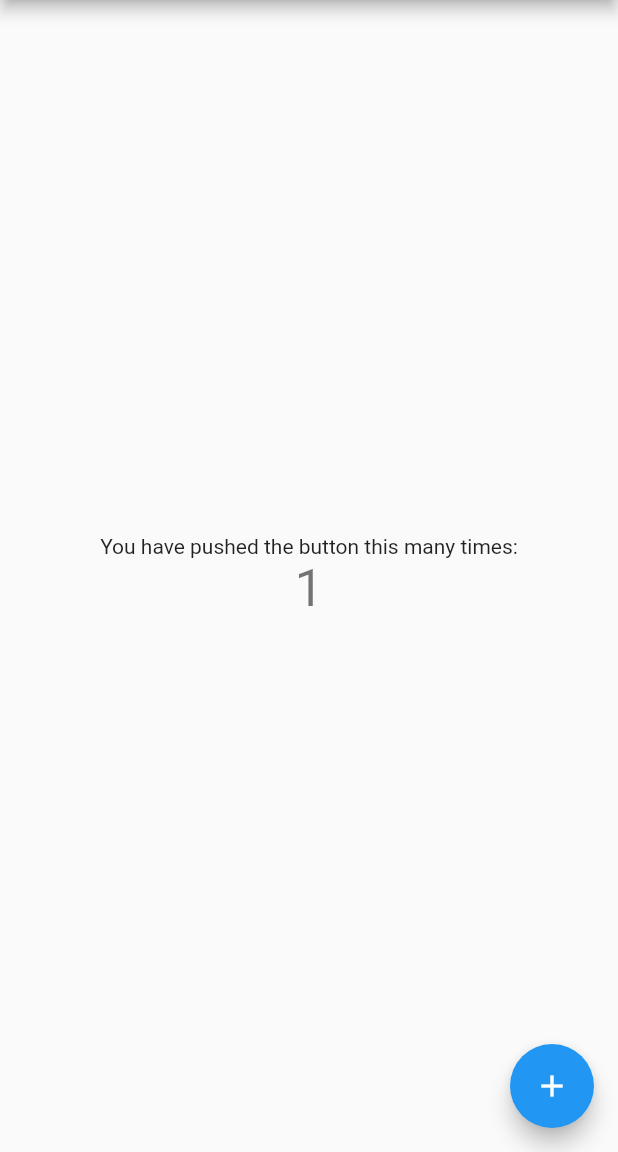
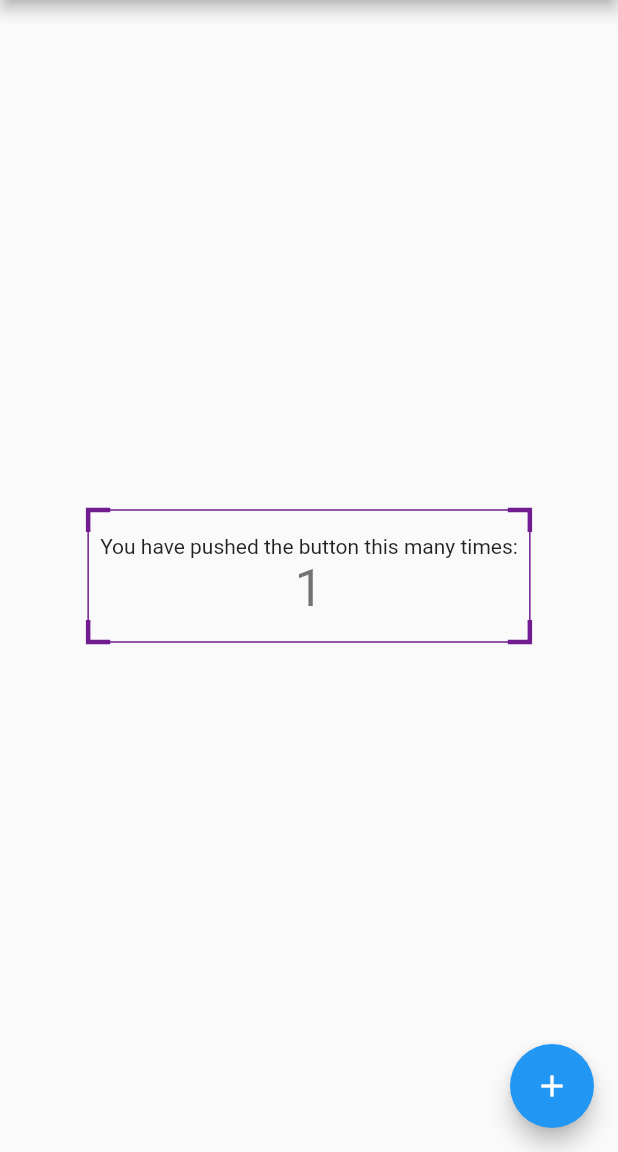
Before and after one commit to leoafarias/optr, a Flutter app: the screen it shows after launch, after a tap on the "add" icon, on a phone screen of 412 x 824 dp, the part 84-1236 px from its top. Run offline on Flutter 3.47's test engine with Material 2 defaults, Android fonts, the phone set to English and light mode, and no system bars; our stand-ins replace simple_animations; missing offline and left inert: soundpool.

Commit message:
Frame component initial implementation
also added SoundEffect

```diff
--- /dev/null
+++ b/analysis_options.yaml
@@ -0,0 +1,9 @@
+include: package:pedantic/analysis_options.yaml
+analyzer:
+  exclude:
+    # Ignore generated files
+    - "**/*.g.dart"
+    - "lib/src/generated/*.dart"
+linter:
+  rules:
+    # - public_member_api_docs
--- /dev/null
+++ b/lib/components/frame.dart
@@ -0,0 +1,176 @@
+import 'package:flutter/material.dart';
+import 'package:optr/helpers/sound_effect.dart';
+import 'package:simple_animations/simple_animations.dart';
+
+class Frame extends StatefulWidget {
+  final Color color;
+  final double lineStrokeWidth;
+  final double cornerStrokeWidth;
+  final double cornerLengthRatio;
+  final Widget child;
+
+  const Frame({
+    Key key,
+    this.color,
+    this.lineStrokeWidth = 1.0,
+    this.cornerStrokeWidth = 3.0,
+    this.cornerLengthRatio = 0.15,
+    this.child,
+  }) : super(key: key);
+
+  @override
+  _FrameState createState() => _FrameState();
+}
+
+class _FrameState extends State<Frame> {
+  @override
+  void initState() {
+    super.initState();
+
+    SoundEffect.play(SoundEffect.deploy);
+  }
+
+  @override
+  Widget build(BuildContext context) {
+    return PlayAnimation<double>(
+      child: widget.child,
+      curve: Curves.fastOutSlowIn,
+      tween: Tween<double>(begin: 0.0, end: 1.0),
+      duration: const Duration(milliseconds: 800),
+      builder: (context, child, value) {
+        return CustomPaint(
+          child: child,
+          painter: _ShapePainter(
+            step: value,
+            lineStrokeWidth: widget.lineStrokeWidth,
+            cornerStrokeWidth: widget.cornerStrokeWidth,
+            cornerLengthRatio: widget.cornerLengthRatio,
+            color: widget.color ?? Theme.of(context).primaryColor,
+          ),
+        );
+      },
+    );
+  }
+}
+
+class _ShapePainter extends CustomPainter {
+  final double step;
+  final Color color;
+  final double lineStrokeWidth;
+  final double cornerStrokeWidth;
+  final double cornerLengthRatio;
+
+  const _ShapePainter({
+    @required this.color,
+    @required this.lineStrokeWidth,
+    @required this.cornerStrokeWidth,
+    @required this.cornerLengthRatio,
+    this.step = 1.0,
+  });
+
+  @override
+  void paint(Canvas canvas, Size size) {
+    _drawRect(canvas, size);
+    _drawCorners(canvas, size);
+  }
+
+  @override
+  bool shouldRepaint(CustomPainter oldDelegate) {
+    return true;
+  }
+
+  void _drawRect(Canvas canvas, Size size) {
+    final paint = Paint()
+      ..color = color.withOpacity(step)
+      ..strokeWidth = lineStrokeWidth
+      ..style = PaintingStyle.stroke
+      ..strokeCap = StrokeCap.square;
+
+    canvas.drawPath(_topPath(size), paint);
+    canvas.drawPath(_rightPath(size), paint);
+    canvas.drawPath(_bottomPath(size), paint);
+    canvas.drawPath(_leftPath(size), paint);
+  }
+
+  Path _topPath(Size size) {
+    final start = Tween<double>(begin: size.width / 2, end: 0.0);
+    final length = Tween<double>(begin: size.width / 2, end: size.width);
+
+    final path = Path();
+    path.moveTo(start.transform(step), 0.0);
+    path.lineTo(length.transform(step), 0.0);
+
+    return path;
+  }
+
+  Path _rightPath(Size size) {
+    final start = Tween<double>(begin: size.height / 2, end: 0.0);
+    final length = Tween<double>(begin: size.height / 2, end: size.height);
+
+    final path = Path();
+    path.moveTo(size.width, start.transform(step));
+    path.lineTo(size.width, length.transform(step));
+
+    return path;
+  }
+
+  Path _bottomPath(Size size) {
+    final start = Tween<double>(begin: size.width / 2, end: 0.0);
+    final length = Tween<double>(begin: size.width / 2, end: size.width);
+
+    final path = Path();
+    path.moveTo(start.transform(step), size.height);
+    path.lineTo(length.transform(step), size.height);
+
+    return path;
+  }
+
+  Path _leftPath(Size size) {
+    final start = Tween<double>(begin: size.height / 2, end: 0.0);
+    final length = Tween<double>(begin: size.height / 2, end: size.height);
+
+    final path = Path();
+    path.moveTo(0.0, start.transform(step));
+    path.lineTo(0.0, length.transform(step));
+
+    return path;
+  }
+
+  void _drawCorners(Canvas canvas, Size size) {
+    final paint = Paint()
+      ..color = color.withOpacity(step)
+      ..strokeWidth = cornerStrokeWidth
+      ..style = PaintingStyle.stroke
+      ..strokeCap = StrokeCap.square;
+
+    final length = step * size.shortestSide * cornerLengthRatio;
+
+    final topLeftCorner = Path()
+      ..lineTo(length, 0.0)
+      ..moveTo(0.0, 0.0)
+      ..lineTo(0.0, length);
+
+    canvas.drawPath(topLeftCorner, paint);
+
+    final topRightCorner = Path()
+      ..moveTo(size.width - length, 0.0)
+      ..lineTo(size.width, 0.0)
+      ..lineTo(size.width, length);
+
+    canvas.drawPath(topRightCorner, paint);
+
+    final bottomLeftCorner = Path()
+      ..moveTo(0.0, size.height - length)
+      ..lineTo(0.0, size.height)
+      ..lineTo(length, size.height);
+
+    canvas.drawPath(bottomLeftCorner, paint);
+
+    final bottomRightCorner = Path()
+      ..moveTo(size.width, size.height - length)
+      ..lineTo(size.width, size.height)
+      ..lineTo(size.width - length, size.height);
+
+    canvas.drawPath(bottomRightCorner, paint);
+  }
+}
--- /dev/null
+++ b/lib/helpers/sound_effect.dart
@@ -0,0 +1,31 @@
+import 'package:flutter/services.dart';
+import 'package:soundpool/soundpool.dart';
+
+class SoundEffect {
+  static final _pool = Soundpool(streamType: StreamType.notification);
+
+  static Future<int> ask = _load('ask');
+  static Future<int> click = _load('click');
+  static Future<int> error = _load('error');
+  static Future<int> deploy = _load('deploy');
+  static Future<int> typing = _load('typing');
+  static Future<int> warning = _load('warning');
+  static Future<int> information = _load('information');
+
+  static Future<int> play(Future<int> sound) async {
+    return _pool.play(await sound);
+  }
+
+  static Future<void> pause(int streamId) async {
+    return _pool.pause(streamId);
+  }
+
+  static Future<void> stop(int streamId) async {
+    return _pool.stop(streamId);
+  }
+
+  static Future<int> _load(String sound) async {
+    final data = await rootBundle.load('assets/sounds/$sound.mp3');
+    return _pool.load(data);
+  }
+}
--- a/lib/main.dart
+++ b/lib/main.dart
@@ -1,29 +1,18 @@
 import 'package:flutter/material.dart';
+import 'package:optr/components/frame.dart';
+import 'package:optr/helpers/sound_effect.dart';
 
 void main() {
   runApp(MyApp());
 }
 
 class MyApp extends StatelessWidget {
-  // This widget is the root of your application.
   @override
   Widget build(BuildContext context) {
     return MaterialApp(
       title: 'Flutter Demo',
       theme: ThemeData(
-        // This is the theme of your application.
-        //
-        // Try running your application with "flutter run". You'll see the
-        // application has a blue toolbar. Then, without quitting the app, try
-        // changing the primarySwatch below to Colors.green and then invoke
-        // "hot reload" (press "r" in the console where you ran "flutter run",
-        // or simply save your changes to "hot reload" in a Flutter IDE).
-        // Notice that the counter didn't reset back to zero; the application
-        // is not restarted.
         primarySwatch: Colors.blue,
-        // This makes the visual density adapt to the platform that you run
-        // the app on. For desktop platforms, the controls will be smaller and
-        // closer together (more dense) than on mobile platforms.
         visualDensity: VisualDensity.adaptivePlatformDensity,
       ),
       home: MyHomePage(title: 'Flutter Demo Home Page'),
@@ -33,16 +22,6 @@ class MyApp extends StatelessWidget {
 
 class MyHomePage extends StatefulWidget {
   MyHomePage({Key key, this.title}) : super(key: key);
-
-  // This widget is the home page of your application. It is stateful, meaning
-  // that it has a State object (defined below) that contains fields that affect
-  // how it looks.
-
-  // This class is the configuration for the state. It holds the values (in this
-  // case the title) provided by the parent (in this case the App widget) and
-  // used by the build method of the State. Fields in a Widget subclass are
-  // always marked "final".
-
   final String title;
 
   @override
@@ -54,47 +33,25 @@ class _MyHomePageState extends State<MyHomePage> {
 
   void _incrementCounter() {
     setState(() {
-      // This call to setState tells the Flutter framework that something has
-      // changed in this State, which causes it to rerun the build method below
-      // so that the display can reflect the updated values. If we changed
-      // _counter without calling setState(), then the build method would not be
-      // called again, and so nothing would appear to happen.
+      SoundEffect.play(SoundEffect.click);
       _counter++;
     });
   }
 
   @override
   Widget build(BuildContext context) {
-    // This method is rerun every time setState is called, for instance as done
-    // by the _incrementCounter method above.
-    //
-    // The Flutter framework has been optimized to make rerunning build methods
-    // fast, so that you can just rebuild anything that needs updating rather
-    // than having to individually change instances of widgets.
     return Scaffold(
       appBar: AppBar(
-        // Here we take the value from the MyHomePage object that was created by
-        // the App.build method, and use it to set our appbar title.
         title: Text(widget.title),
       ),
       body: Center(
-        // Center is a layout widget. It takes a single child and positions it
-        // in the middle of the parent.
+        child: Frame(
+          color: const Color(0xFF711C91),
+          child: Padding(
+            padding:
+                const EdgeInsets.symmetric(horizontal: 8.0, vertical: 16.0),
             child: Column(
-          // Column is also a layout widget. It takes a list of children and
-          // arranges them vertically. By default, it sizes itself to fit its
-          // children horizontally, and tries to be as tall as its parent.
-          //
-          // Invoke "debug painting" (press "p" in the console, choose the
-          // "Toggle Debug Paint" action from the Flutter Inspector in Android
-          // Studio, or the "Toggle Debug Paint" command in Visual Studio Code)
-          // to see the wireframe for each widget.
-          //
-          // Column has various properties to control how it sizes itself and
-          // how it positions its children. Here we use mainAxisAlignment to
-          // center the children vertically; the main axis here is the vertical
-          // axis because Columns are vertical (the cross axis would be
-          // horizontal).
+              mainAxisSize: MainAxisSize.min,
               mainAxisAlignment: MainAxisAlignment.center,
               children: <Widget>[
                 Text(
@@ -107,11 +64,13 @@ class _MyHomePageState extends State<MyHomePage> {
               ],
             ),
           ),
+        ),
+      ),
       floatingActionButton: FloatingActionButton(
         onPressed: _incrementCounter,
         tooltip: 'Increment',
         child: Icon(Icons.add),
-      ), // This trailing comma makes auto-formatting nicer for build methods.
+      ),
     );
   }
 }
```
Also changed, not shown: pubspec.yaml (+7 -58 lines), pubspec.lock, 13 other files. Lines whose indentation alone changed are shown as unchanged.
